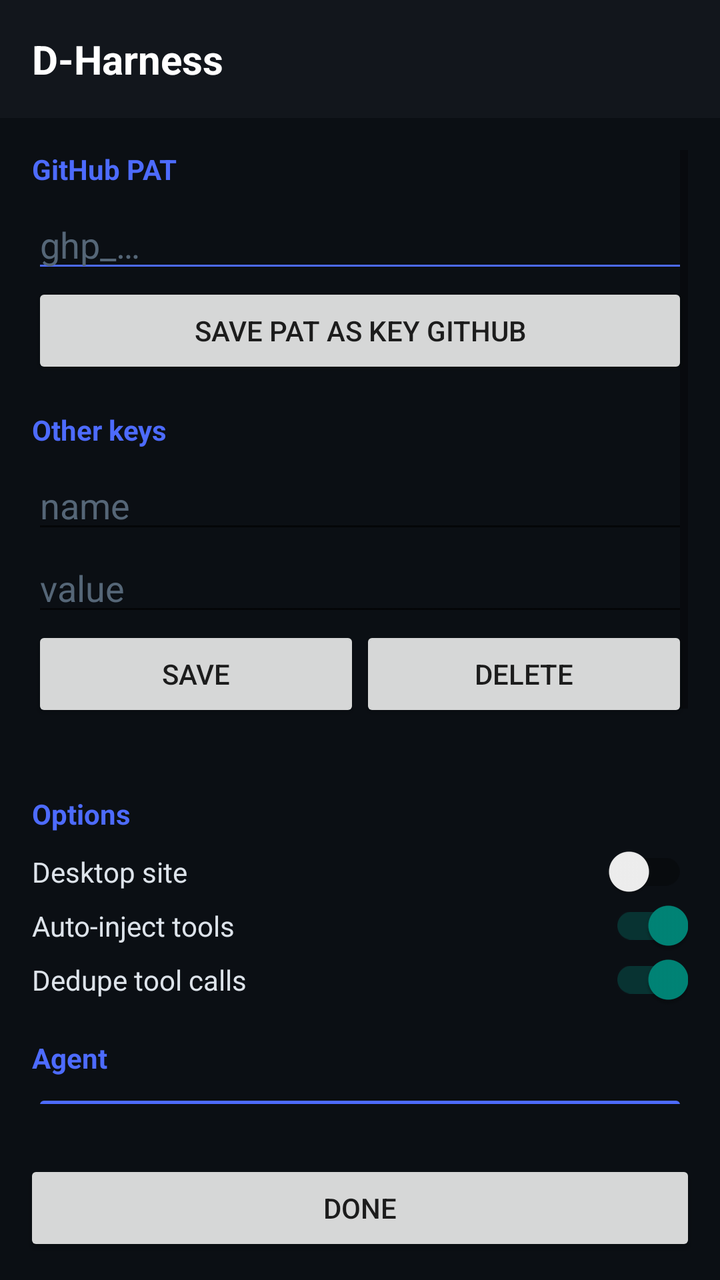
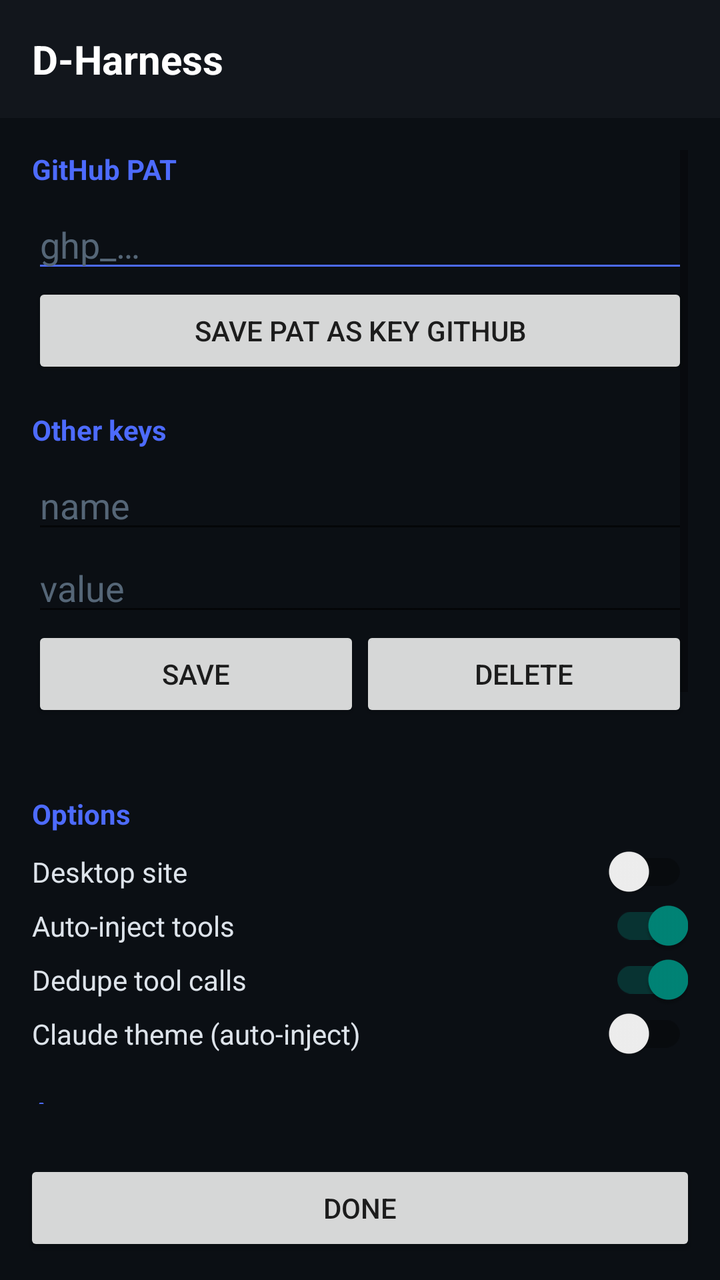

Two renders of the same Android screen: before a commit and after it. Below are the layout's source before the change and the commit's diff.
<!-- AndroidManifest.xml: activity theme Theme.DHarness -->
<!-- res/layout/activity_settings.xml -->
<?xml version="1.0" encoding="utf-8"?>
<LinearLayout xmlns:android="http://schemas.android.com/apk/res/android"
    android:layout_width="match_parent"
    android:layout_height="match_parent"
    android:orientation="vertical"
    android:background="#0B0F14">

    <LinearLayout
        android:layout_width="match_parent"
        android:layout_height="wrap_content"
        android:orientation="horizontal"
        android:padding="16dp"
        android:gravity="center_vertical"
        android:background="#12161C">
        <TextView
            android:layout_width="0dp"
            android:layout_weight="1"
            android:layout_height="wrap_content"
            android:text="D-Harness"
            android:textColor="#FFFFFF"
            android:textSize="20sp"
            android:textStyle="bold" />
        <TextView
            android:id="@+id/versionText"
            android:layout_width="wrap_content"
            android:layout_height="wrap_content"
            android:textColor="#668899"
            android:textSize="12sp" />
    </LinearLayout>

    <ScrollView
        android:layout_width="match_parent"
        android:layout_height="0dp"
        android:layout_weight="1"
        android:padding="16dp">

        <LinearLayout
            android:layout_width="match_parent"
            android:layout_height="wrap_content"
            android:orientation="vertical">

            <TextView android:layout_width="match_parent" android:layout_height="wrap_content"
                android:text="GitHub PAT" android:textColor="#4D6BFE" android:textStyle="bold"
                android:paddingBottom="6dp" />
            <EditText android:id="@+id/patInput" android:layout_width="match_parent"
                android:layout_height="wrap_content" android:hint="ghp_…"
                android:inputType="textPassword" android:textColor="#FFFFFF"
                android:textColorHint="#556677" android:backgroundTint="#4D6BFE" />
            <Button android:id="@+id/btnSavePat" android:layout_width="match_parent"
                android:layout_height="wrap_content" android:text="Save PAT as key github" />

            <TextView android:layout_width="match_parent" android:layout_height="wrap_content"
                android:text="Other keys" android:textColor="#4D6BFE" android:textStyle="bold"
                android:paddingTop="16dp" android:paddingBottom="6dp" />
            <EditText android:id="@+id/keyName" android:layout_width="match_parent"
                android:layout_height="wrap_content" android:hint="name" android:inputType="text"
                android:textColor="#FFFFFF" android:textColorHint="#556677" />
            <EditText android:id="@+id/keyValue" android:layout_width="match_parent"
                android:layout_height="wrap_content" android:hint="value" android:inputType="textPassword"
                android:textColor="#FFFFFF" android:textColorHint="#556677" />
            <LinearLayout android:layout_width="match_parent" android:layout_height="wrap_content"
                android:orientation="horizontal">
                <Button android:id="@+id/btnSaveKey" android:layout_width="0dp" android:layout_weight="1"
                    android:layout_height="wrap_content" android:text="Save" />
                <Button android:id="@+id/btnDeleteKey" android:layout_width="0dp" android:layout_weight="1"
                    android:layout_height="wrap_content" android:text="Delete" />
            </LinearLayout>
            <TextView android:id="@+id/keysList" android:layout_width="match_parent"
                android:layout_height="wrap_content" android:textColor="#8899AA" android:textSize="12sp"
                android:fontFamily="monospace" android:paddingTop="4dp" />

            <TextView android:layout_width="match_parent" android:layout_height="wrap_content"
                android:text="Options" android:textColor="#4D6BFE" android:textStyle="bold"
                android:paddingTop="16dp" android:paddingBottom="6dp" />
            <androidx.appcompat.widget.SwitchCompat android:id="@+id/switchDesktop"
                android:layout_width="match_parent" android:layout_height="wrap_content"
                android:text="Desktop site" android:textColor="#DDE3EA" />
            <androidx.appcompat.widget.SwitchCompat android:id="@+id/switchInject"
                android:layout_width="match_parent" android:layout_height="wrap_content"
                android:text="Auto-inject tools" android:checked="true" android:textColor="#DDE3EA" />
            <androidx.appcompat.widget.SwitchCompat android:id="@+id/switchDedupe"
                android:layout_width="match_parent" android:layout_height="wrap_content"
                android:text="Dedupe tool calls" android:checked="true" android:textColor="#DDE3EA" />

            <TextView android:layout_width="match_parent" android:layout_height="wrap_content"
                android:text="Agent" android:textColor="#4D6BFE" android:textStyle="bold"
                android:paddingTop="16dp" android:paddingBottom="6dp" />
            <Button android:id="@+id/btnSendInstructions" android:layout_width="match_parent"
                android:layout_height="wrap_content"
                android:text="Send tool instructions to chat"
                android:backgroundTint="#4D6BFE" />

            <TextView android:layout_width="match_parent" android:layout_height="wrap_content"
                android:text="Maintenance" android:textColor="#4D6BFE" android:textStyle="bold"
                android:paddingTop="16dp" android:paddingBottom="6dp" />
            <Button android:id="@+id/btnReload" android:layout_width="match_parent"
                android:layout_height="wrap_content" android:text="Reload chat" />
            <Button android:id="@+id/btnReinject" android:layout_width="match_parent"
                android:layout_height="wrap_content" android:text="Re-inject shim" />
            <Button android:id="@+id/btnClearCache" android:layout_width="match_parent"
                android:layout_height="wrap_content" android:text="Clear WebView cache" />
            <Button android:id="@+id/btnClearMemory" android:layout_width="match_parent"
                android:layout_height="wrap_content" android:text="Clear agent memory" />
            <Button android:id="@+id/btnClearFs" android:layout_width="match_parent"
                android:layout_height="wrap_content" android:text="Clear native FS" />

            <TextView android:id="@+id/toolsList" android:layout_width="match_parent"
                android:layout_height="wrap_content" android:textColor="#778899" android:textSize="11sp"
                android:fontFamily="monospace" android:paddingTop="16dp" android:paddingBottom="24dp" />
        </LinearLayout>
    </ScrollView>

    <Button android:id="@+id/btnClose" android:layout_width="match_parent"
        android:layout_height="wrap_content" android:text="Done"
        android:layout_margin="12dp" />
</LinearLayout>
<!-- resources referenced by this layout -->
<resources>
  <style name="Theme.DHarness" parent="Theme.AppCompat.DayNight.NoActionBar">
          <item name="colorPrimary">#4D6BFE</item>
          <item name="android:statusBarColor">@android:color/transparent</item>
          <item name="android:navigationBarColor">#000000</item>
          <item name="android:windowBackground">#000000</item>
          <item name="android:windowLayoutInDisplayCutoutMode">shortEdges</item>
      </style>
</resources>

<!-- the commit's change to res/layout/activity_settings.xml (unified diff, before → after) -->
@@ -81,6 +81,9 @@
             <androidx.appcompat.widget.SwitchCompat android:id="@+id/switchDedupe"
                 android:layout_width="match_parent" android:layout_height="wrap_content"
                 android:text="Dedupe tool calls" android:checked="true" android:textColor="#DDE3EA" />
+            <androidx.appcompat.widget.SwitchCompat android:id="@+id/switchTheme"
+                android:layout_width="match_parent" android:layout_height="wrap_content"
+                android:text="Claude theme (auto-inject)" android:checked="false" android:textColor="#DDE3EA" />
 
             <TextView android:layout_width="match_parent" android:layout_height="wrap_content"
                 android:text="Agent" android:textColor="#4D6BFE" android:textStyle="bold"
